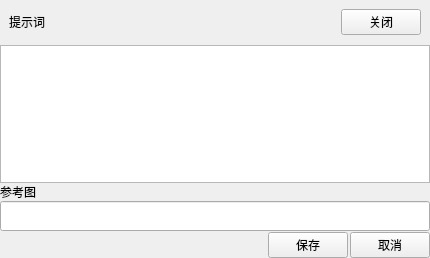
Before: the Qt Designer form MuseLog/ui/widget_video_detail.ui in super999/MetaStoryBoard, drawn with Qt 5.
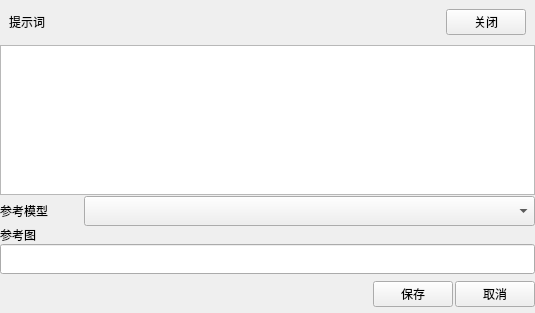
After: the same form once the commit is applied.

Commit message: 优化视频详情界面，新增参考模型下拉框，调整窗口大小，改善用户体验

```diff
--- a/MuseLog/ui/widget_video_detail.ui
+++ b/MuseLog/ui/widget_video_detail.ui
@@ -6,8 +6,8 @@
    <rect>
     <x>0</x>
     <y>0</y>
-    <width>430</width>
-    <height>258</height>
+    <width>535</width>
+    <height>313</height>
    </rect>
   </property>
   <property name="windowTitle">
@@ -78,6 +78,56 @@
      </property>
     </widget>
    </item>
+   <item>
+    <widget class="QWidget" name="widget_3" native="true">
+     <property name="maximumSize">
+      <size>
+       <width>16777215</width>
+       <height>30</height>
+      </size>
+     </property>
+     <layout class="QHBoxLayout" name="horizontalLayout_3">
+      <property name="spacing">
+       <number>4</number>
+      </property>
+      <property name="leftMargin">
+       <number>0</number>
+      </property>
+      <property name="topMargin">
+       <number>0</number>
+      </property>
+      <property name="rightMargin">
+       <number>0</number>
+      </property>
+      <property name="bottomMargin">
+       <number>0</number>
+      </property>
+      <item>
+       <widget class="QLabel" name="label_3">
+        <property name="maximumSize">
+         <size>
+          <width>80</width>
+          <height>16777215</height>
+         </size>
+        </property>
+        <property name="text">
+         <string>参考模型</string>
+        </property>
+       </widget>
+      </item>
+      <item>
+       <widget class="QComboBox" name="comboRefModel">
+        <property name="minimumSize">
+         <size>
+          <width>0</width>
+          <height>30</height>
+         </size>
+        </property>
+       </widget>
+      </item>
+     </layout>
+    </widget>
+   </item>
    <item>
     <widget class="QLabel" name="label_2">
      <property name="maximumSize">
```
The commit also changes 4 other files.
